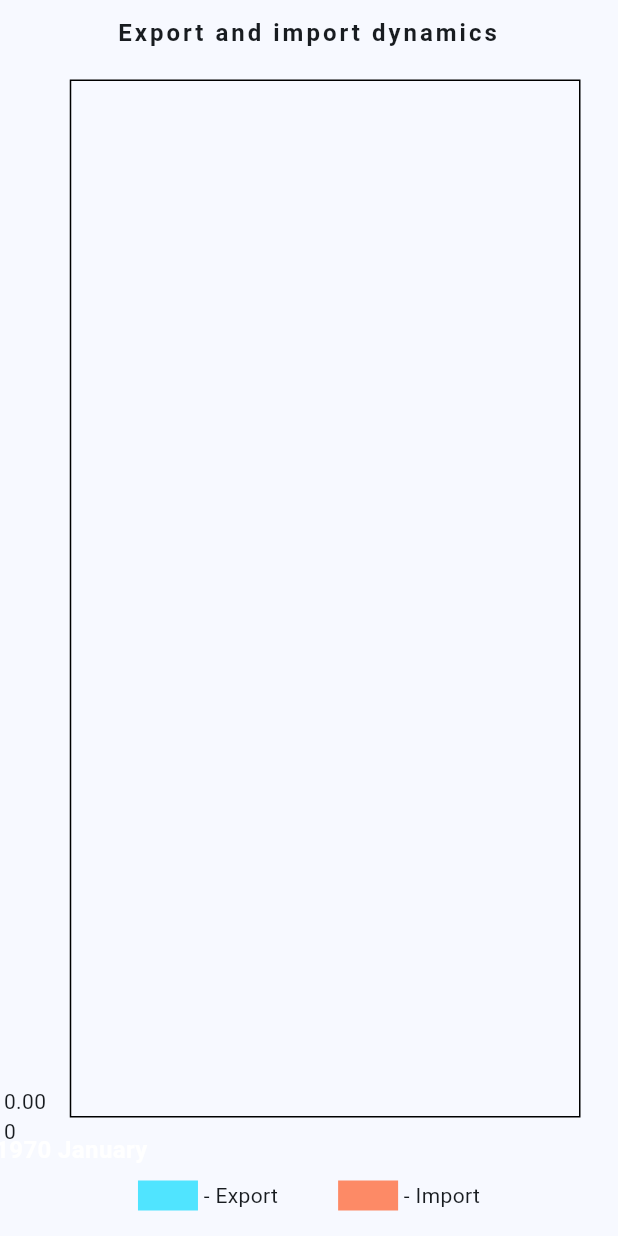
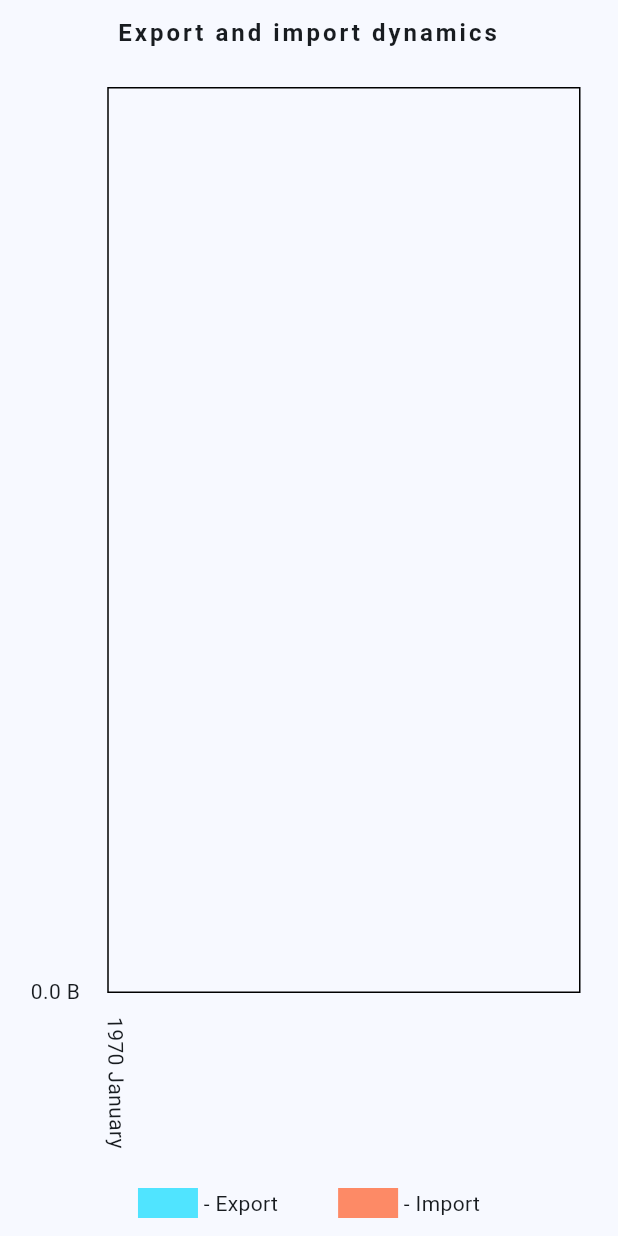
Before and after one commit to 40rty5ive/data_gov_ua_statistic, a Flutter app: the GraphFrame widget shown alone on an empty page, opened directly with empty values, on a phone screen of 412 x 824 dp. Run offline on Flutter 3.47's test engine with Material 3 defaults, Android fonts, the light colour scheme and no system bars; drawn by our look-alikes of fl_chart; our stand-ins replace bloc, flutter_bloc, freezed_annotation; generated files the repository leaves out were written again.

Commit message:
improved graph

```diff
--- a/lib/screens/graph_frame.dart
+++ b/lib/screens/graph_frame.dart
@@ -25,7 +25,7 @@ class GraphFrame extends StatelessWidget {
           ),
         ),
         Padding(
-          padding: EdgeInsets.only(right: 25, left: 2.5, bottom: 10, top: 10),
+          padding: EdgeInsets.only(right: 25, left: 2.5, bottom: 10, top: 15),
           child: SizedBox(
             height: MediaQuery.of(context).size.height - 100,
             child: _LineChart(
@@ -73,8 +73,8 @@ class _LineChart extends StatelessWidget {
 
   LineChartData get lineChartData => LineChartData(
         lineTouchData: lineTouchData(),
-        // gridData: gridData(),
-         titlesData: titlesData(),
+        //gridData: gridData(),
+        titlesData: titlesData(),
         // borderData: borderData(),
         lineBarsData: lineBarsData(),
         // minX: 0,
@@ -112,60 +112,51 @@ class _LineChart extends StatelessWidget {
         topTitles: const AxisTitles(
           sideTitles: SideTitles(showTitles: false),
         ),
-        // leftTitles: AxisTitles(
-        //   sideTitles: leftTitles(),
-        // ),
+        leftTitles: AxisTitles(
+          sideTitles: leftTitles(),
+        ),
       );
 
   SideTitles bottomTitles() => SideTitles(
         getTitlesWidget: bottomTitleWidgets,
-        interval: 1,
-        reservedSize: 32,
+        // interval: 10,
+        reservedSize: 120,
+
         showTitles: true,
       );
 
   SideTitleWidget bottomTitleWidgets(double value, TitleMeta meta) {
-    String text = DateFormat('y MMMM').format(DateTime.fromMicrosecondsSinceEpoch(value.toInt()));
+    String text = DateFormat('y MMMM').format(DateTime.fromMicrosecondsSinceEpoch(int.parse(value.round().toString())));
 
     return SideTitleWidget(
       axisSide: meta.axisSide,
-      space: 10,
-      child: Text(
-        text,
-        style: const TextStyle(
-          fontWeight: FontWeight.bold,
-          fontSize: 16,
-          color: Colors.white,
-        ),
+      space: 45,
+      angle: 1.55,
+      child: Row(
+        children: [
+          Text(
+            text,
+          ),
+        ],
       ),
     );
   }
 
   SideTitles leftTitles() => SideTitles(
-        //    getTitlesWidget: leftTitleWidgets,
-        interval: 1,
-        reservedSize: 40,
+        getTitlesWidget: leftTitleWidgets,
+        //  interval: 1,
+        reservedSize: 69,
         showTitles: true,
       );
 
-  // Text leftTitleWidgets(double value, TitleMeta meta) {
-  //   String text = switch (value.toInt()) {
-  //     1 => '5',
-  //     2 => '10',
-  //     3 => '15',
-  //     4 => '20',
-  //     5 => '25',
-  //     6 => '30',
-  //     7 => '35',
-  //     _ => '',
-  //   };
+  Text leftTitleWidgets(double value, TitleMeta meta) {
+    String text = '${value / 100} B';
 
-  //   return Text(
-  //     text,
-  //     textAlign: TextAlign.center,
-  //     style: const TextStyle(fontWeight: FontWeight.bold, fontSize: 14, color: Colors.white),
-  //   );
-  // }
+    return Text(
+      text,
+      textAlign: TextAlign.center,
+    );
+  }
 
   FlBorderData borderData() => FlBorderData(
         show: true,
```
